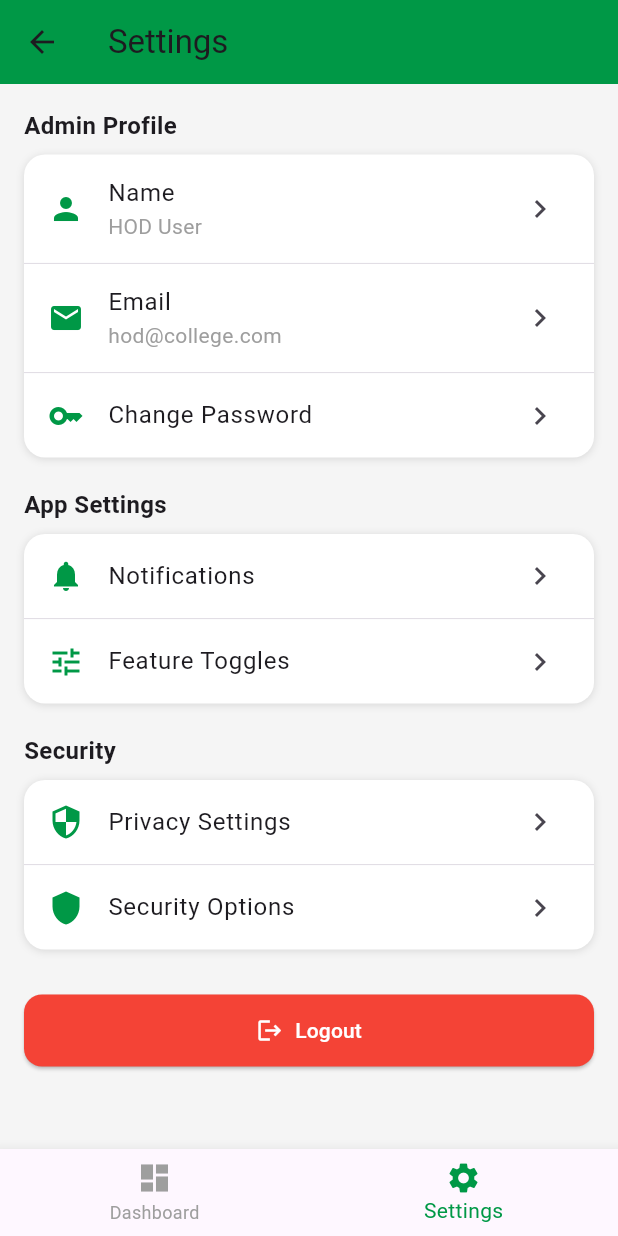
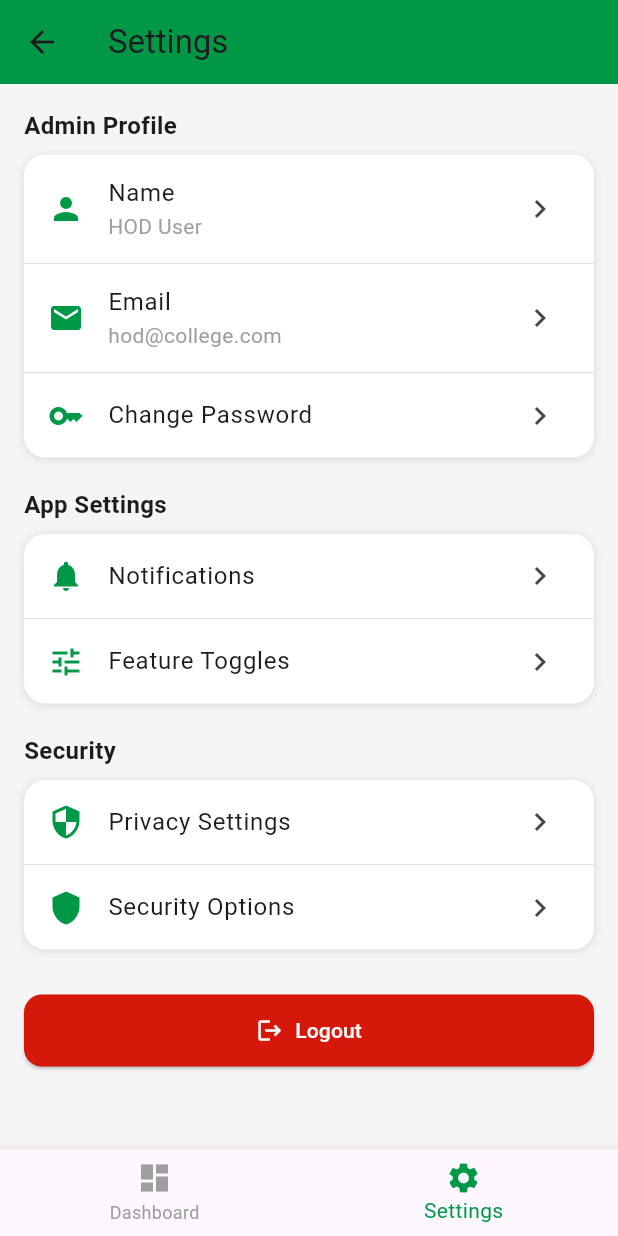
Before and after one commit to shraddhashelar18/vsmart_project, a Flutter app: the HodSettings screen opened directly with empty values, on a phone screen of 412 x 824 dp. Run offline on Flutter 3.47's test engine with Material 3 defaults, Android fonts, the phone set to English and light mode, and no system bars.

Commit message:
54th commit

```diff
--- a/lib/screens/hod/hod_settings.dart
+++ b/lib/screens/hod/hod_settings.dart
@@ -53,6 +53,7 @@ class HodSettings extends StatelessWidget {
       child: Text(
         text,
         style: const TextStyle(fontWeight: FontWeight.w600, fontSize: 16),
+        selectionColor: Color(0xFF009846),
       ),
     );
   }
@@ -100,7 +101,7 @@ class HodSettings extends StatelessWidget {
       width: double.infinity,
       child: ElevatedButton.icon(
         style: ElevatedButton.styleFrom(
-          backgroundColor: Colors.red,
+          backgroundColor: const Color.fromARGB(255, 214, 24, 11),
           foregroundColor: Colors.white,
           shape:
               RoundedRectangleBorder(borderRadius: BorderRadius.circular(12)),
```
